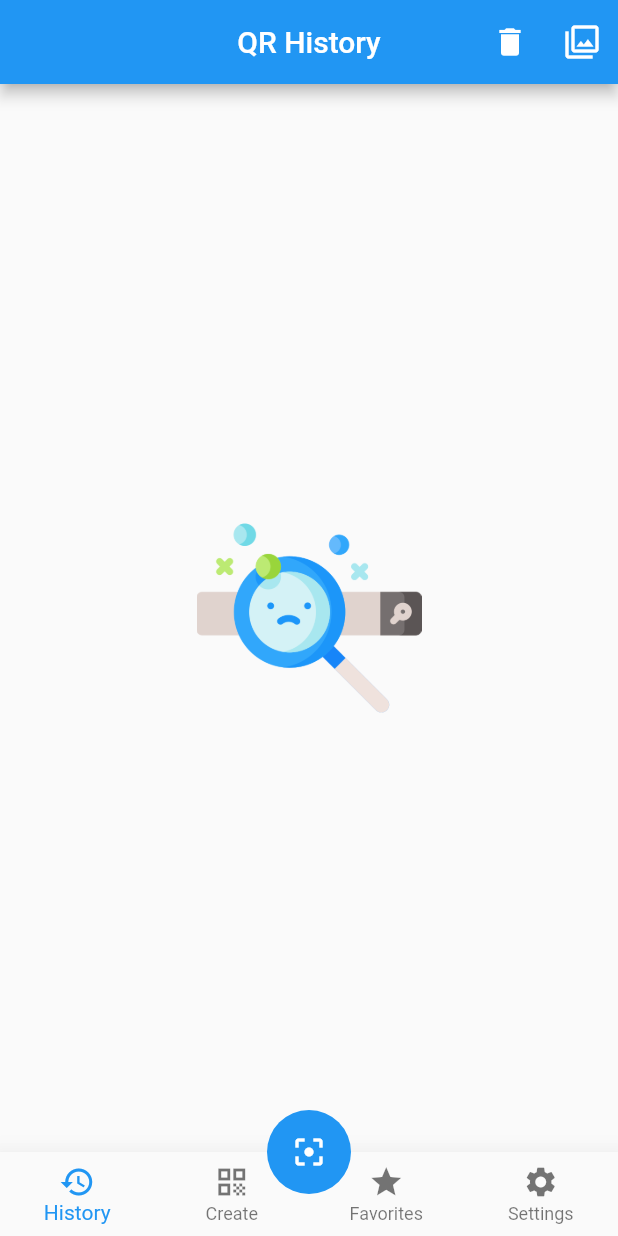
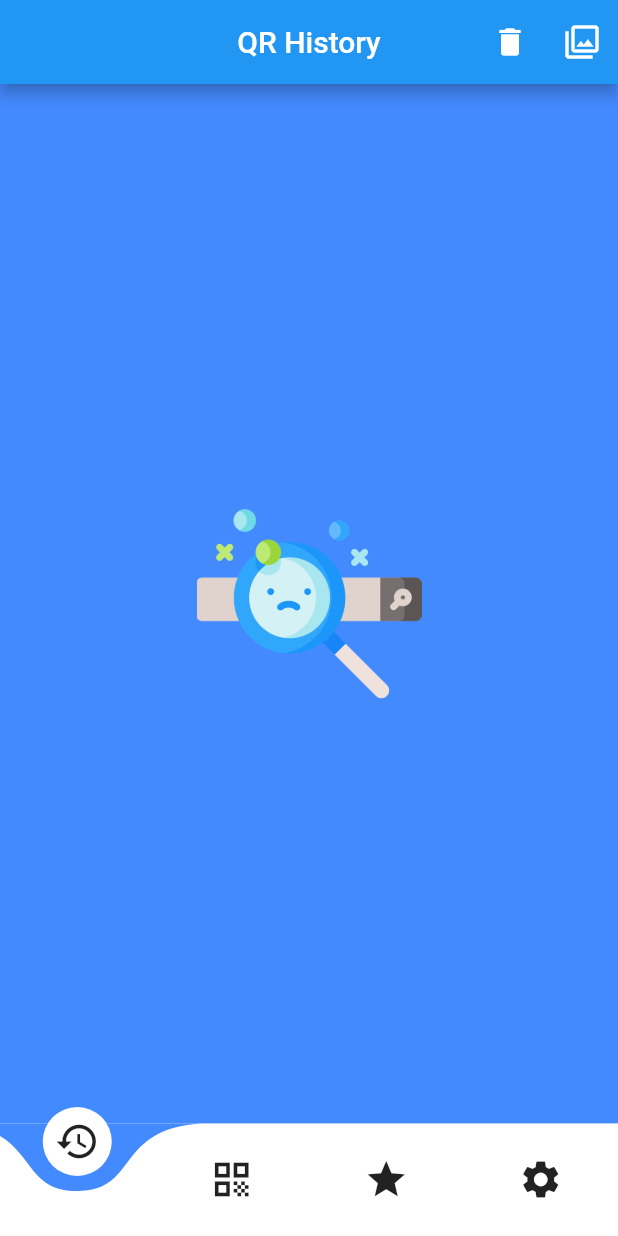
Before and after one commit to NogueraJulio24/qrapp, a Flutter app: the screen it shows after launch, on a phone screen of 412 x 824 dp. Run offline on Flutter 3.47's test engine with Material 2 defaults, Android fonts, the phone set to English and light mode, and no system bars; drawn by our look-alikes of curved_navigation_bar; our stand-ins replace google_maps_flutter, sqflite, sqflite_common; missing offline and left inert: flutter_barcode_scanner, flutter_launcher_icons; accounts and stored records are empty.

Commit message:
update custom navigation

```diff
--- a/lib/pages/history_page.dart
+++ b/lib/pages/history_page.dart
@@ -8,6 +8,7 @@ class HistoryPage extends StatelessWidget {
   @override
   Widget build(BuildContext context) {
     return Scaffold(
+        backgroundColor: Colors.blueAccent,
         appBar: AppBar(
           // elevation: 0,
           title: Text('QR History'),
--- a/lib/pages/home_page.dart
+++ b/lib/pages/home_page.dart
@@ -25,8 +25,8 @@ class HomePage extends StatelessWidget {
     return Scaffold(
       body: _HomePageBody(),
       bottomNavigationBar: CustomNavigationBar(),
-      floatingActionButton: ScanButton(),
-      floatingActionButtonLocation: FloatingActionButtonLocation.centerDocked,
+      // floatingActionButton: ScanButton(),
+      // floatingActionButtonLocation: FloatingActionButtonLocation.centerDocked,
     );
   }
 }
--- a/lib/widgets/custom_navigationbar.dart
+++ b/lib/widgets/custom_navigationbar.dart
@@ -1,3 +1,4 @@
+import 'package:curved_navigation_bar/curved_navigation_bar.dart';
 import 'package:flutter/material.dart';
 import 'package:provider/provider.dart';
 import 'package:qrapp/providers/ui_provider.dart';
@@ -9,29 +10,21 @@ class CustomNavigationBar extends StatelessWidget {
 
     final currentIndex = uiProvider.selectedMenuOpt;
 
-    return BottomNavigationBar(
-      onTap: (int i) => uiProvider.selectedMenuOpt = i,
-      currentIndex: currentIndex,
-      type: BottomNavigationBarType.fixed,
-      elevation: 15,
-      items: <BottomNavigationBarItem>[
-        BottomNavigationBarItem(
-          icon: Icon(Icons.history),
-          label: 'History',
-        ),
-        BottomNavigationBarItem(
-          icon: Icon(Icons.qr_code),
-          label: "Create",
-        ),
-        BottomNavigationBarItem(
-          icon: Icon(Icons.star),
-          label: "Favorites",
-        ),
-        BottomNavigationBarItem(
-          icon: Icon(Icons.settings),
-          label: 'Settings',
-        ),
+    return CurvedNavigationBar(
+      backgroundColor: Colors.blueAccent,
+      items: <Widget>[
+        Icon(Icons.history, size: 30),
+        Icon(Icons.qr_code, size: 30),
+        Icon(Icons.star, size: 30),
+        Icon(Icons.settings, size: 30),
       ],
+      color: Colors.white,
+      buttonBackgroundColor: Colors.white,
+      animationCurve: Curves.easeInOutQuad,
+      onTap: (index) {
+        //Handle button tap
+        uiProvider.selectedMenuOpt = index;
+      },
     );
   }
 }
--- a/pubspec.yaml
+++ b/pubspec.yaml
@@ -36,6 +36,7 @@ dependencies:
   google_maps_flutter: ^1.2.0
   intl: ^0.17.0
   flutter_launcher_icons: ^0.9.0
+  curved_navigation_bar: ^0.3.7
 
 flutter_icons:
   android: "launcher_icon"
```
Also changed, not shown: pubspec.lock.
